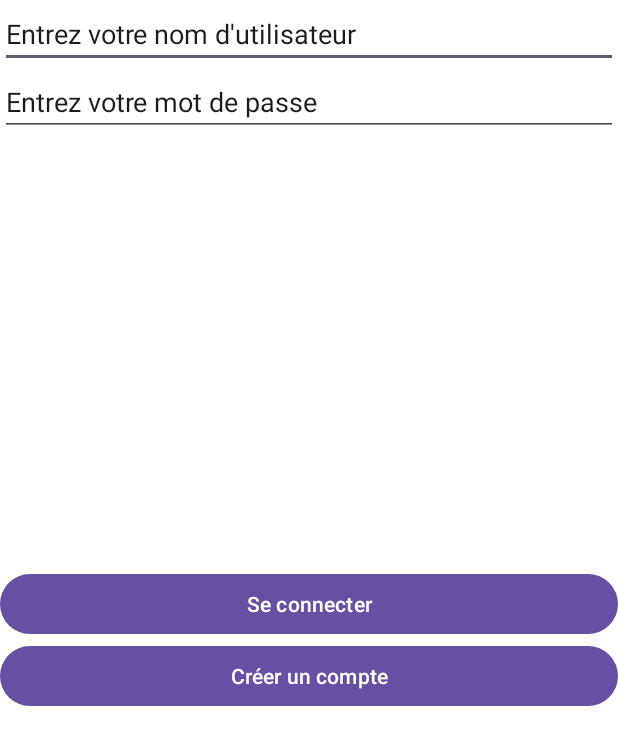
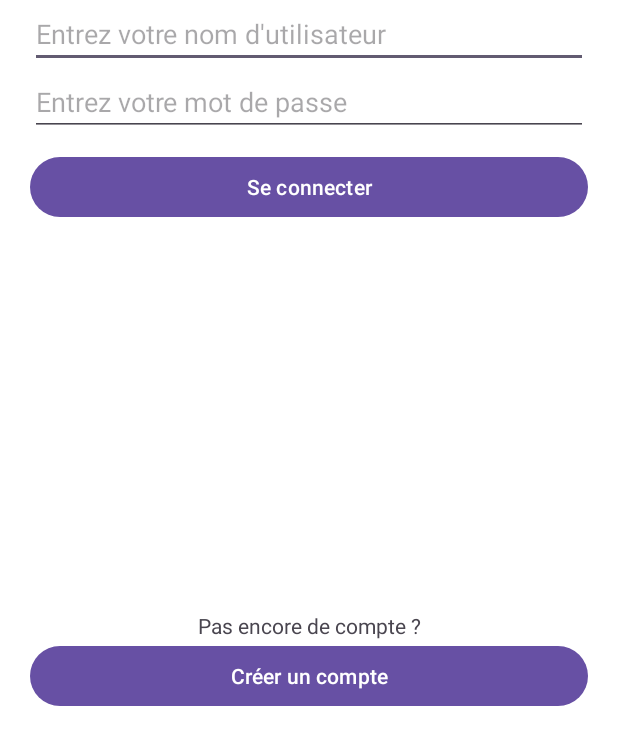
Before and after one commit to jordan95v/cook_master_android, an Android app: the screen it shows after launch (MainActivity), on a phone screen of 412 x 824 dp, the part 494-1236 px from its top. Run offline under Robolectric (Android 15) with nearby library versions, the phone set to English and light mode, and no system bars; our stand-ins replace Volley.

Commit message:
Added sort of login to the app, still need to create a second app.

```diff
--- a/app/build.gradle
+++ b/app/build.gradle
@@ -29,10 +29,10 @@ android {
 }
 
 dependencies {
-
     implementation 'androidx.appcompat:appcompat:1.6.1'
-    implementation 'com.google.android.material:material:1.5.0'
+    implementation 'com.google.android.material:material:1.9.0'
     implementation 'androidx.constraintlayout:constraintlayout:2.1.4'
+    implementation 'com.android.volley:volley:1.2.1'
     testImplementation 'junit:junit:4.13.2'
     androidTestImplementation 'androidx.test.ext:junit:1.1.5'
     androidTestImplementation 'androidx.test.espresso:espresso-core:3.5.1'
--- a/app/src/main/AndroidManifest.xml
+++ b/app/src/main/AndroidManifest.xml
@@ -1,7 +1,7 @@
 <?xml version="1.0" encoding="utf-8"?>
 <manifest xmlns:android="http://schemas.android.com/apk/res/android"
     xmlns:tools="http://schemas.android.com/tools">
-
+    <uses-permission android:name="android.permission.INTERNET" />
     <application
         android:allowBackup="true"
         android:dataExtractionRules="@xml/data_extraction_rules"
--- a/app/src/main/res/layout/activity_main.xml
+++ b/app/src/main/res/layout/activity_main.xml
@@ -13,17 +13,44 @@
         android:layout_height="329dp"
         android:src="@drawable/logo" />
 
+    <LinearLayout
+        android:layout_width="match_parent"
+        android:layout_height="wrap_content"
+        android:layout_marginHorizontal="20dp"
+        android:orientation="vertical">
+
+        <!-- Error message -->
+        <TextView
+            android:id="@+id/invalid_credentials"
+            android:layout_width="match_parent"
+            android:layout_height="wrap_content"
+            android:background="@color/red"
+            android:padding="10dp"
+            android:gravity="center"
+            android:text="@string/invalid_credentials"
+            android:visibility="gone" />
+
         <!--Two fields used to connect -->
         <EditText
+            android:id="@+id/username_field"
             android:layout_width="match_parent"
             android:layout_height="wrap_content"
-        android:text="@string/enter_username" />
+            android:hint="@string/enter_username" />
 
         <EditText
+            android:id="@+id/password_field"
             android:layout_width="match_parent"
             android:layout_height="wrap_content"
-        android:text="@string/enter_password" />
+            android:hint="@string/enter_password"
+            android:inputType="textPassword" />
 
+        <!-- Login button -->
+        <Button
+            android:id="@+id/login_button"
+            android:layout_width="match_parent"
+            android:layout_height="wrap_content"
+            android:layout_marginTop="10dp"
+            android:text="@string/login" />
 
         <!-- Make button go bottom -->
         <View
@@ -31,16 +58,18 @@
             android:layout_height="0dp"
             android:layout_weight="1" />
 
-    <!-- Login and register button -->
-    <Button
+        <!-- Register button -->
+        <TextView
             android:layout_width="match_parent"
             android:layout_height="wrap_content"
-        android:text="@string/login" />
+            android:gravity="center"
+            android:text="@string/dont_have_account" />
 
         <Button
+            android:id="@+id/register_button"
             android:layout_width="match_parent"
             android:layout_height="wrap_content"
             android:layout_marginBottom="20dp"
             android:text="@string/register" />
-
     </LinearLayout>
+</LinearLayout>
--- a/app/src/main/res/values/colors.xml
+++ b/app/src/main/res/values/colors.xml
@@ -2,4 +2,5 @@
 <resources>
     <color name="black">#FF000000</color>
     <color name="white">#FFFFFFFF</color>
+    <color name="red">#F78383</color>
 </resources>
--- a/app/src/main/res/values/strings.xml
+++ b/app/src/main/res/values/strings.xml
@@ -4,4 +4,6 @@
     <string name="enter_password">Entrez votre mot de passe</string>
     <string name="login">Se connecter</string>
     <string name="register">Créer un compte</string>
+    <string name="dont_have_account">Pas encore de compte ?</string>
+    <string name="invalid_credentials">Informations de connexion invalides</string>
 </resources>
```
Also changed, not shown: app/src/main/java/com/jordan/cook_master_android/MainActivity.java (+64 -1 lines), 1 other file. Lines whose indentation alone changed are shown as unchanged.
